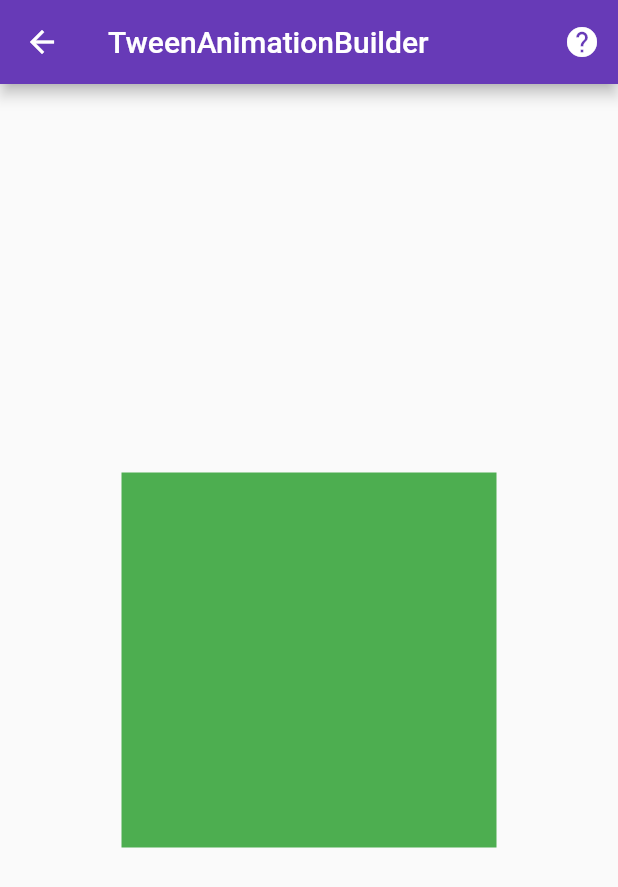
After one commit to sanjay-rb/100-Days-Of-Flutter-Widgets, a Flutter app: the Day64TweenAnimationBuilder screen opened directly, after a tap on the "help" icon, on a phone screen of 412 x 824 dp. The commit adds this screen. Shown: the top 887 px of the screen. Run offline on Flutter 3.47's test engine with Material 2 defaults, Android fonts, the phone set to English and light mode, and no system bars.

Commit message:
Day64 Completed with the TweenAnimationBuilder

```diff
--- /dev/null
+++ b/hundred_days_of_flutter_widget/lib/day064_tween_animation_builder.dart
@@ -0,0 +1,70 @@
+import 'package:flutter/material.dart';
+import 'package:url_launcher/url_launcher.dart';
+
+class Day64TweenAnimationBuilder extends StatefulWidget {
+  Day64TweenAnimationBuilder({Key key}) : super(key: key);
+
+  @override
+  _Day64TweenAnimationBuilderState createState() =>
+      _Day64TweenAnimationBuilderState();
+}
+
+class _Day64TweenAnimationBuilderState
+    extends State<Day64TweenAnimationBuilder> {
+  bool repeat = true;
+  @override
+  Widget build(BuildContext context) {
+    return Scaffold(
+      body: Center(
+        // ? What is TweenAnimationBuilder....
+        /**
+         * ! With the help of TweenAnimationBuilder we can create the custom animation effect to the user....
+         */
+        child: TweenAnimationBuilder<Color>(
+          tween: repeat
+              ? ColorTween(begin: Colors.red, end: Colors.green)
+              : ColorTween(
+                  begin: Colors.green,
+                  end: Colors
+                      .red), // ! it required the [tween] property to hold the tween value....
+          duration: Duration(
+              seconds: 3), // ! set the [duration] for the animation timing....
+          curve: Curves
+              .bounceInOut, // ! set the [curve] for the animation effect....
+          builder: (context, value, child) => Container(
+            // ! generate the [builder] to display the ui of the animation....
+            width: 250,
+            height: 250,
+            color: value,
+          ),
+          onEnd: () {
+            // ! ues the [onEnd] call back to get the end of the animation....
+            print("Tween Animation Ends....");
+            setState(() {
+              repeat = !repeat;
+            });
+          },
+        ),
+      ),
+      appBar: AppBar(
+        title: Text('TweenAnimationBuilder'),
+        actions: <Widget>[
+          IconButton(
+            icon: Icon(Icons.help),
+            onPressed: () async {
+              const url =
+                  'https://github.com/sanjaysanju618/100-Days-Of-Flutter-Widgets/' +
+                      'blob/master/hundred_days_of_flutter_widget/' +
+                      'lib/day064_tween_animation_builder.dart';
+              if (await canLaunch(url)) {
+                await launch(url);
+              } else {
+                throw 'Could not launch $url';
+              }
+            },
+          )
+        ],
+      ),
+    );
+  }
+}
--- a/hundred_days_of_flutter_widget/lib/main.dart
+++ b/hundred_days_of_flutter_widget/lib/main.dart
@@ -61,6 +61,7 @@ import 'package:hundreddaysofflutterwidget/day060_draggable_scrollable_sheet.dar
 import 'package:hundreddaysofflutterwidget/day061_color_filtered.dart';
 import 'package:hundreddaysofflutterwidget/day062_toggle_buttons.dart';
 import 'package:hundreddaysofflutterwidget/day063_cupertino_action_sheet.dart';
+import 'package:hundreddaysofflutterwidget/day064_tween_animation_builder.dart';
 import 'package:hundreddaysofflutterwidget/inherited_widget/day037_inherited_widget.dart';
 
 void main() => runApp(MyApp());
@@ -156,7 +157,8 @@ class _MainPageState extends State<MainPage> {
     "DraggableScrollableSheet": Day60DraggableScrollableSheet(),
     "ColorFiltered": Day61ColorFiltered(),
     "ToggleButtons": Day62ToggleButtons(),
-    "CupertinoActionSheet": Day63CupertinoActionSheet()
+    "CupertinoActionSheet": Day63CupertinoActionSheet(),
+    "TweenAnimationBuilder": Day64TweenAnimationBuilder()
   };
 
   List _listTitle = [
@@ -222,7 +224,8 @@ class _MainPageState extends State<MainPage> {
     "DraggableScrollableSheet",
     "ColorFiltered",
     "ToggleButtons",
-    "CupertinoActionSheet"
+    "CupertinoActionSheet",
+    "TweenAnimationBuilder"
   ];
 
   List fliter = List<String>();
```
Also changed, not shown: 1 other file.
